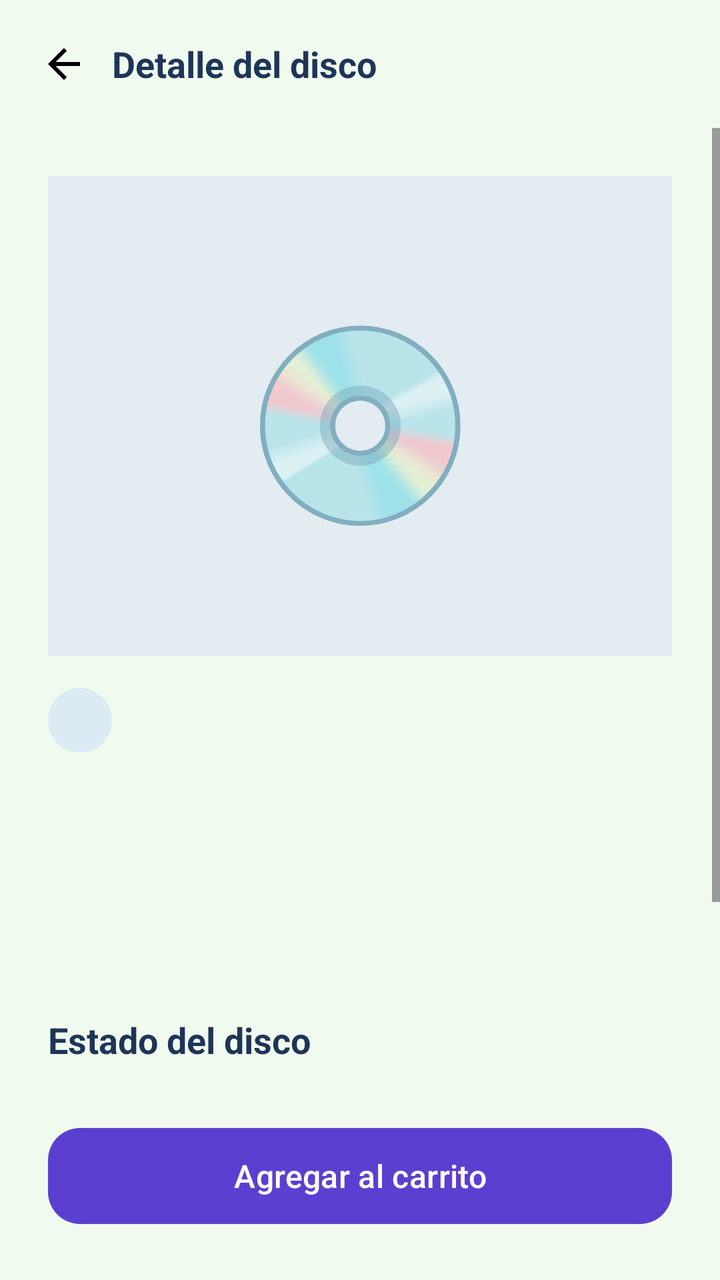
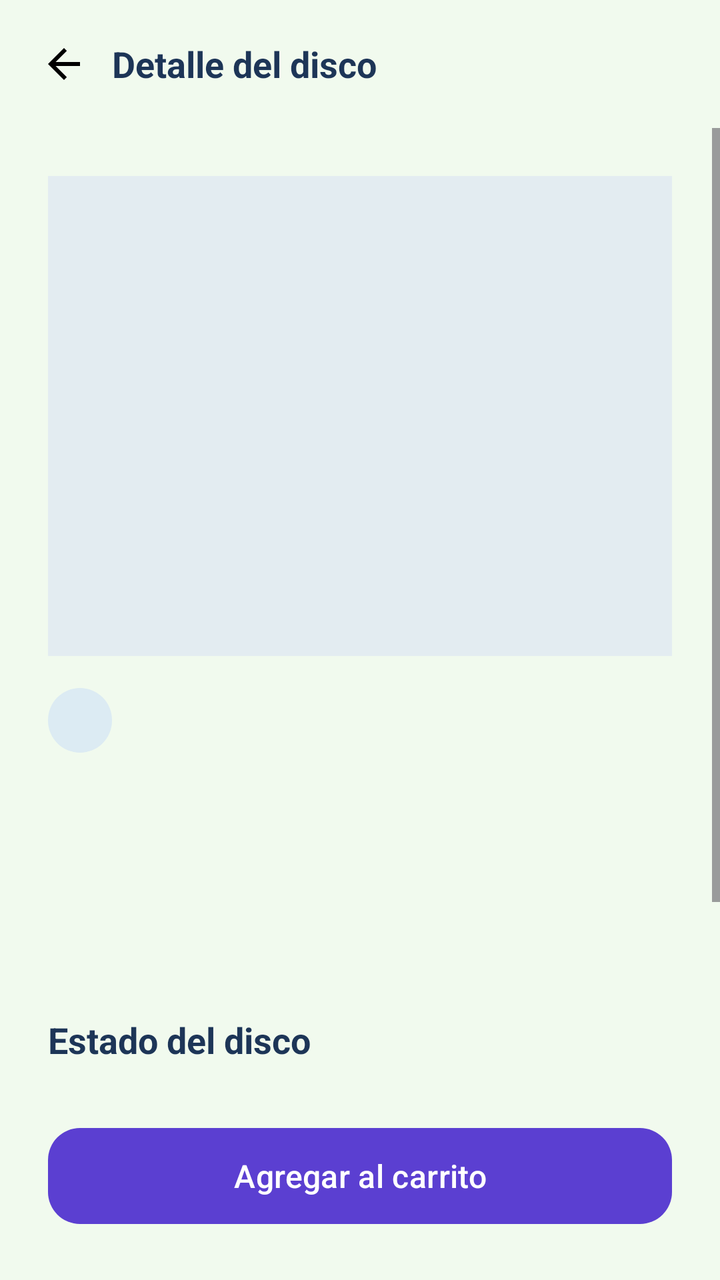

Two renders of the same Android screen: before a commit and after it. Below are the layout's source before the change and the commit's diff.
<!-- AndroidManifest.xml: application theme Theme.VinylCDVault -->
<!-- res/layout/activity_product_detail.xml -->
<?xml version="1.0" encoding="utf-8"?>
<LinearLayout xmlns:android="http://schemas.android.com/apk/res/android"
    android:layout_width="match_parent"
    android:layout_height="match_parent"
    android:background="@color/background_light"
    android:fitsSystemWindows="true"
    android:orientation="vertical">

    <LinearLayout
        android:layout_width="match_parent"
        android:layout_height="wrap_content"
        android:gravity="center_vertical"
        android:orientation="horizontal"
        android:padding="@dimen/spacing_small">

        <ImageButton
            android:id="@+id/btnBack"
            android:layout_width="@dimen/icon_button"
            android:layout_height="@dimen/icon_button"
            android:background="?attr/selectableItemBackgroundBorderless"
            android:contentDescription="@string/back"
            android:src="@drawable/ic_back" />

        <TextView
            style="@style/App.Text.Subtitle"
            android:layout_width="wrap_content"
            android:layout_height="wrap_content"
            android:text="@string/detail_title" />
    </LinearLayout>

    <ScrollView
        android:layout_width="match_parent"
        android:layout_height="0dp"
        android:layout_weight="1">

        <LinearLayout
            android:layout_width="match_parent"
            android:layout_height="wrap_content"
            android:orientation="vertical"
            android:padding="@dimen/screen_padding">

            <TextView
                android:layout_width="match_parent"
                android:layout_height="@dimen/cover_detail_height"
                android:background="@drawable/bg_cover"
                android:gravity="center"
                android:text="💿"
                android:textSize="96sp" />

            <TextView
                android:id="@+id/tvDetailFormat"
                style="@style/App.Chip"
                android:layout_width="wrap_content"
                android:layout_height="wrap_content"
                android:layout_marginTop="@dimen/spacing_medium" />

            <TextView
                android:id="@+id/tvDetailTitle"
                style="@style/App.Text.Title"
                android:layout_width="match_parent"
                android:layout_height="wrap_content"
                android:layout_marginTop="@dimen/spacing_small" />

            <TextView
                android:id="@+id/tvDetailArtist"
                style="@style/App.Text.Body"
                android:layout_width="match_parent"
                android:layout_height="wrap_content" />

            <TextView
                android:id="@+id/tvDetailPrice"
                style="@style/App.Text.Price"
                android:layout_width="wrap_content"
                android:layout_height="wrap_content"
                android:layout_marginTop="@dimen/spacing_small" />

            <TextView
                style="@style/App.Text.Subtitle"
                android:layout_width="wrap_content"
                android:layout_height="wrap_content"
                android:layout_marginTop="@dimen/spacing_large"
                android:text="@string/detail_condition_label" />

            <TextView
                android:id="@+id/tvDetailCondition"
                style="@style/App.Text.Body"
                android:layout_width="match_parent"
                android:layout_height="wrap_content" />

            <TextView
                style="@style/App.Text.Subtitle"
                android:layout_width="wrap_content"
                android:layout_height="wrap_content"
                android:layout_marginTop="@dimen/spacing_medium"
                android:text="@string/detail_description_label" />

            <TextView
                android:id="@+id/tvDetailDescription"
                style="@style/App.Text.Body"
                android:layout_width="match_parent"
                android:layout_height="wrap_content" />
        </LinearLayout>
    </ScrollView>

    <com.google.android.material.button.MaterialButton
        android:id="@+id/btnAddToCart"
        style="@style/App.Button"
        android:layout_width="match_parent"
        android:layout_height="@dimen/button_height"
        android:layout_margin="@dimen/screen_padding"
        android:text="@string/detail_add_to_cart" />
</LinearLayout>
<!-- resources referenced by this layout -->
<resources>
  <color name="background_light" type="color">#F1FAEE</color>
  <dimen name="button_height">56dp</dimen>
  <dimen name="cover_detail_height">240dp</dimen>
  <dimen name="icon_button">48dp</dimen>
  <dimen name="screen_padding">24dp</dimen>
  <dimen name="spacing_large">32dp</dimen>
  <dimen name="spacing_medium">16dp</dimen>
  <dimen name="spacing_small">8dp</dimen>
  <!-- drawable bg_cover (drawable) -->
  <?xml version="1.0" encoding="utf-8"?>
  <shape xmlns:android="http://schemas.android.com/apk/res/android" android:shape="rectangle">
      <solid android:color="@color/surface_muted" />
  </shape>
  <!-- drawable ic_back (drawable) -->
  <vector xmlns:android="http://schemas.android.com/apk/res/android" android:autoMirrored="true" android:height="24dp" android:tint="#000000" android:viewportHeight="24" android:viewportWidth="24" android:width="24dp">
        
      <path android:fillColor="@android:color/white" android:pathData="M20,11H7.83l5.59,-5.59L12,4l-8,8 8,8 1.41,-1.41L7.83,13H20v-2z"/>
      
  </vector>
  <string name="back">Volver</string>
  <string name="detail_add_to_cart">Agregar al carrito</string>
  <string name="detail_condition_label">Estado del disco</string>
  <string name="detail_description_label">Descripción</string>
  <string name="detail_title">Detalle del disco</string>
  <style name="App.Button" parent="Widget.Material3.Button">
          <item name="backgroundTint">@color/primary</item>
          <item name="cornerRadius">@dimen/corner_radius</item>
          <item name="android:textSize">@dimen/text_body</item>
      </style>
  <style name="App.Chip">
          <item name="android:background">@drawable/bg_chip</item>
          <item name="android:paddingStart">@dimen/spacing_medium</item>
          <item name="android:paddingEnd">@dimen/spacing_medium</item>
          <item name="android:paddingTop">@dimen/spacing_small</item>
          <item name="android:paddingBottom">@dimen/spacing_small</item>
          <item name="android:textColor">@color/text_dark</item>
          <item name="android:textSize">@dimen/text_small</item>
          <item name="android:textStyle">bold</item>
      </style>
  <style name="App.Text.Body">
          <item name="android:textSize">@dimen/text_body</item>
          <item name="android:textColor">@color/text_secondary</item>
      </style>
  <style name="App.Text.Price">
          <item name="android:textSize">@dimen/text_subtitle</item>
          <item name="android:textColor">@color/accent_dark</item>
          <item name="android:textStyle">bold</item>
      </style>
  <style name="App.Text.Subtitle">
          <item name="android:textSize">@dimen/text_subtitle</item>
          <item name="android:textColor">@color/text_dark</item>
          <item name="android:textStyle">bold</item>
      </style>
  <style name="App.Text.Title">
          <item name="android:textSize">@dimen/text_title</item>
          <item name="android:textColor">@color/text_dark</item>
          <item name="android:textStyle">bold</item>
      </style>
  <color name="surface_muted">#E3ECF1</color>
  <color name="primary">#5B3FD1</color>
  <dimen name="corner_radius">16dp</dimen>
  <dimen name="text_body">16sp</dimen>
  <!-- drawable bg_chip (drawable) -->
  <?xml version="1.0" encoding="utf-8"?>
  <shape xmlns:android="http://schemas.android.com/apk/res/android"
      android:shape="rectangle">
      <solid android:color="@color/chip_bg" />
      <corners android:radius="50dp" />
  </shape>
  <color name="text_dark" type="color">#1D3557</color>
  <dimen name="text_small">12sp</dimen>
  <color name="text_secondary">#6B6785</color>
  <dimen name="text_subtitle">18sp</dimen>
  <color name="accent_dark">#C1121F</color>
  <dimen name="text_title">28sp</dimen>
  <color name="white">#FFFFFF</color>
  <color name="accent">#E63946</color>
  <color name="chip_bg">#DCEBF3</color>
  <color name="primary_dark" type="color">#121212</color>
  <!-- unchanged entries left out for length: 1 -->
</resources>

<!-- the commit's change to res/layout/activity_product_detail.xml (unified diff, before → after) -->
@@ -39,13 +39,13 @@
             android:orientation="vertical"
             android:padding="@dimen/screen_padding">
 
-            <TextView
+            <ImageView
+                android:id="@+id/ivCover"
                 android:layout_width="match_parent"
-                android:layout_height="@dimen/cover_detail_height"
+                android:layout_height="240dp"
                 android:background="@drawable/bg_cover"
-                android:gravity="center"
-                android:text="💿"
-                android:textSize="96sp" />
+                android:scaleType="centerInside"
+                android:contentDescription="@string/app_name" />
 
             <TextView
                 android:id="@+id/tvDetailFormat"
<!-- resource entries referenced after the edit -->
@@ -2,7 +2,6 @@
 <resources>
   <color name="background_light" type="color">#F1FAEE</color>
   <dimen name="button_height">56dp</dimen>
-  <dimen name="cover_detail_height">240dp</dimen>
   <dimen name="icon_button">48dp</dimen>
   <dimen name="screen_padding">24dp</dimen>
   <dimen name="spacing_large">32dp</dimen>
@@ -19,6 +18,7 @@
       <path android:fillColor="@android:color/white" android:pathData="M20,11H7.83l5.59,-5.59L12,4l-8,8 8,8 1.41,-1.41L7.83,13H20v-2z"/>
       
   </vector>
+  <string name="app_name">Vinyl Vault</string>
   <string name="back">Volver</string>
   <string name="detail_add_to_cart">Agregar al carrito</string>
   <string name="detail_condition_label">Estado del disco</string>
